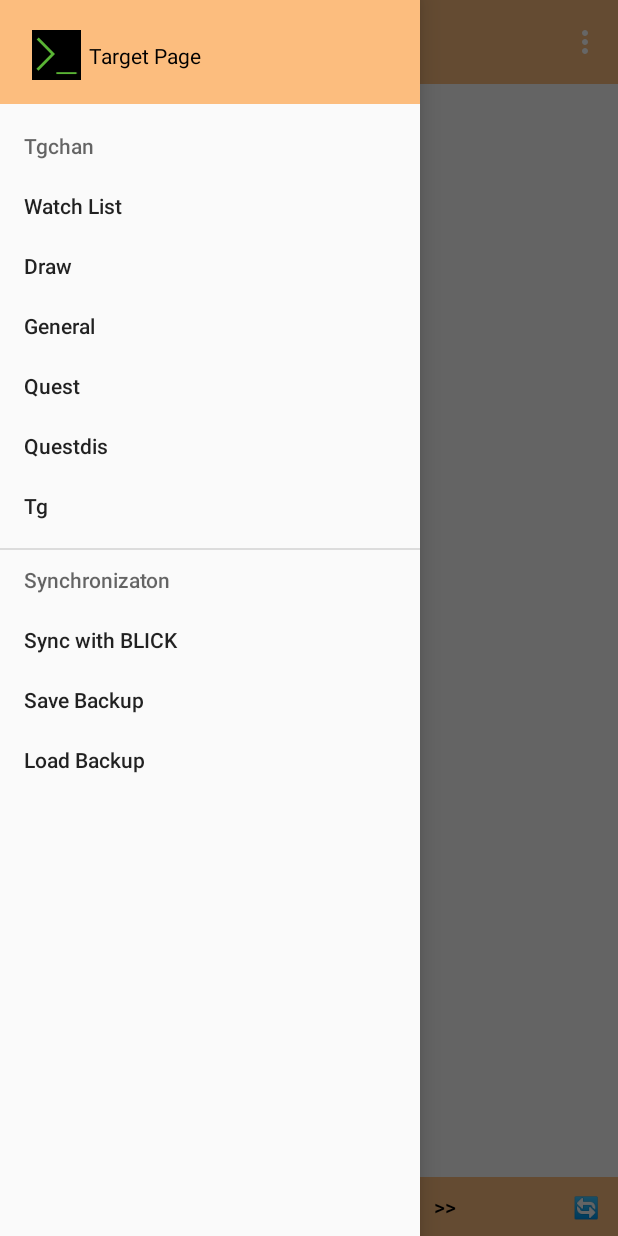
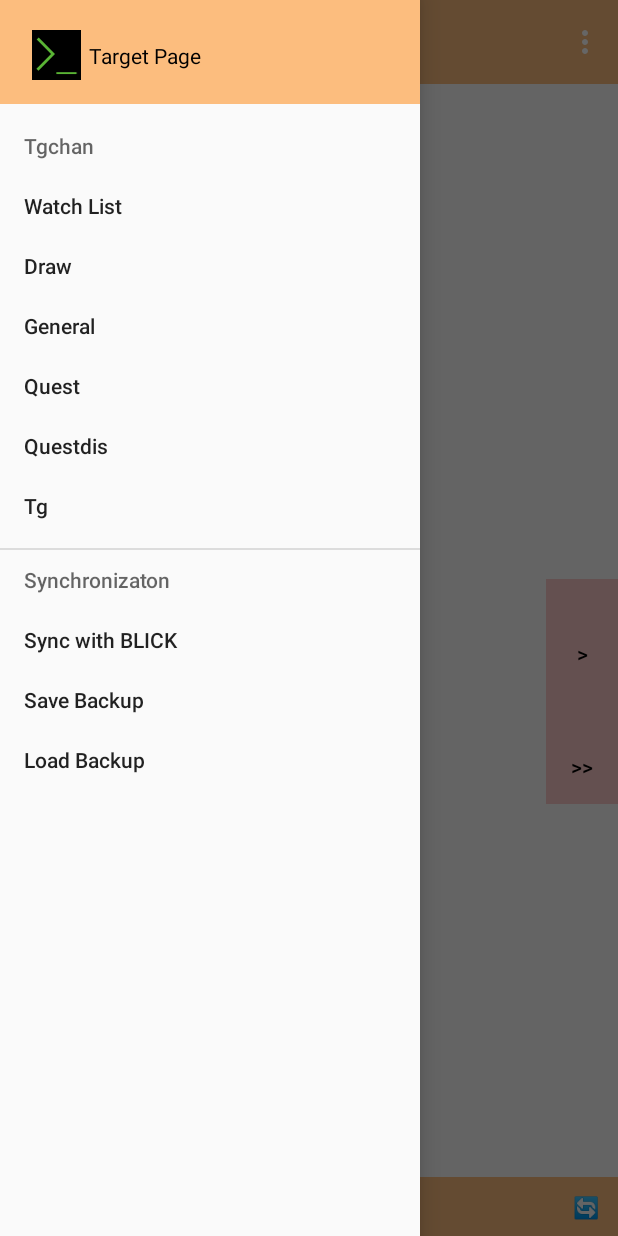
Before and after one commit to Dediggefedde/Questden_Blick_Reader, an Android app: the screen it shows after launch (MainActivity), with the side drawer open, on a phone screen of 412 x 824 dp. Run offline under Robolectric (Android 15) with nearby library versions, the phone set to English and light mode, and no system bars; our stand-ins replace Volley; libraries missing offline, so code that uses them is left out: com.github.javiersantos.appupdater; network calls fail; pictures from the network do not load; 1 statement that could not run was skipped.

Commit message:
layout change (button at sides) scroll mode image/posts preparation navigation button watch different color

```diff
--- a/app/src/main/java/de/dediggefedde/questden_blick_reader/DataClasses.kt
+++ b/app/src/main/java/de/dediggefedde/questden_blick_reader/DataClasses.kt
@@ -114,3 +114,10 @@ data class Navis(
     var prop: String,
     var navStat: Parcelable? = null
 )
+/**
+ *
+ */
+
+enum class ScrollMode{
+    ALL,IMAGES
+}
--- a/app/src/main/java/de/dediggefedde/questden_blick_reader/GUIListViewClasses.kt
+++ b/app/src/main/java/de/dediggefedde/questden_blick_reader/GUIListViewClasses.kt
@@ -148,10 +148,12 @@ class QuestDenListAdapter(val mContext: Context) :
                         if (mMain.toolbar.visibility == View.GONE) {
                             mMain.toolbar.visibility = View.VISIBLE
                             mMain.bottom_navigation.visibility = View.VISIBLE
+                            mMain.groupNavBut.visibility=View.VISIBLE
                         } else {
                             mMain.toolbar.visibility = View.GONE
                             mMain.bottom_navigation.visibility = View.GONE
                             mMain.tool_dropout.visibility = View.GONE
+                            mMain.groupNavBut.visibility=View.GONE
                         }
                     }
                 }
--- /dev/null
+++ b/app/src/main/res/drawable/item_sel.xml
@@ -0,0 +1,5 @@
+<?xml version="1.0" encoding="utf-8"?>
+<selector xmlns:android="http://schemas.android.com/apk/res/android">
+    <item android:drawable="@color/tapBtn" android:state_pressed="true"/>
+    <item android:drawable="@color/defBtn"/>
+</selector>
--- a/app/src/main/res/layout/activity_main.xml
+++ b/app/src/main/res/layout/activity_main.xml
@@ -13,6 +13,7 @@
         android:layout_height="match_parent"
         tools:context=".MainActivity">
 
+
         <androidx.recyclerview.widget.RecyclerView
             android:id="@+id/ingredients_list"
             android:layout_width="0dp"
@@ -25,10 +26,8 @@
             app:layout_constraintTop_toBottomOf="@+id/toolbar"
             app:layout_constraintVertical_bias="0.0" />
 
-
         <androidx.appcompat.widget.Toolbar
             android:id="@+id/toolbar"
-            app:titleTextColor="@color/colorAccent"
             android:layout_width="0dp"
             android:layout_height="wrap_content"
             android:background="@color/color_title_bg"
@@ -38,27 +37,28 @@
             app:layout_constraintStart_toStartOf="parent"
             app:layout_constraintTop_toTopOf="parent"
             app:navigationIcon="@android:drawable/ic_search_category_default"
-            app:title="@string/app_name" />
+            app:title="@string/app_name"
+            app:titleTextColor="@color/colorAccent" />
 
         <ImageView
             android:id="@+id/imageZoom"
             android:layout_width="0dp"
             android:layout_height="0dp"
             android:contentDescription="@string/img_zoom_desc"
-            app:srcCompat="@drawable/ic_questden"
             app:layout_constraintBottom_toTopOf="@+id/guideline3"
             app:layout_constraintEnd_toEndOf="@+id/ingredients_list"
             app:layout_constraintHorizontal_bias="0.0"
             app:layout_constraintStart_toStartOf="@+id/ingredients_list"
             app:layout_constraintTop_toTopOf="@+id/guideline"
-            app:layout_constraintVertical_bias="1.0" />
+            app:layout_constraintVertical_bias="1.0"
+            app:srcCompat="@drawable/ic_questden" />
 
         <androidx.constraintlayout.widget.Guideline
             android:id="@+id/guideline"
             android:layout_width="wrap_content"
             android:layout_height="wrap_content"
             android:orientation="horizontal"
-            app:layout_constraintGuide_percent="0.1" />
+            app:layout_constraintGuide_percent="0.65" />
 
         <androidx.constraintlayout.widget.Guideline
             android:id="@+id/guideline3"
@@ -85,12 +85,12 @@
         <ProgressBar
             android:id="@+id/progressBarUndet"
             style="@style/Widget.AppCompat.ProgressBar"
-            android:theme="@style/ProgressBarStyle"
             android:layout_width="150dp"
             android:layout_height="150dp"
             android:max="100"
             android:progress="50"
             android:rotation="-90"
+            android:theme="@style/ProgressBarStyle"
 
             app:layout_constraintBottom_toBottomOf="parent"
             app:layout_constraintEnd_toEndOf="parent"
@@ -101,11 +101,11 @@
             android:id="@+id/bottom_navigation"
             android:layout_width="0dp"
             android:layout_height="wrap_content"
+            android:background="@color/color_navigation_bg"
             android:gravity="center"
             android:orientation="horizontal"
             app:layout_constraintBottom_toTopOf="@+id/tool_dropout"
             app:layout_constraintEnd_toEndOf="parent"
-            android:background="@color/color_navigation_bg"
             app:layout_constraintStart_toStartOf="parent">
 
             <Button
@@ -123,51 +123,12 @@
                 android:layout_height="wrap_content"
                 android:layout_weight="1" />
 
-            <Button
-                android:id="@+id/button4"
-                style="?android:attr/buttonBarButtonStyle"
-                android:layout_width="wrap_content"
-                android:layout_height="wrap_content"
-                android:minWidth="48dp"
-                android:minHeight="0dp"
-                android:onClick="btnFirstButton"
-                android:text="@string/Bot_Nav_first" />
-
-            <Button
-                android:id="@+id/btn_prev"
-                style="?android:attr/buttonBarButtonStyle"
-                android:layout_width="wrap_content"
-                android:layout_height="wrap_content"
-                android:minWidth="48dp"
-                android:minHeight="0dp"
-                android:onClick="btnPrevButton"
-                android:text="@string/Bot_Nav_prev" />
-
             <TextView
                 android:id="@+id/tx_position"
                 android:layout_width="wrap_content"
                 android:layout_height="wrap_content"
+                android:onClick="btnSkipModeChange"
                 android:text="@string/main_position" />
-
-            <Button
-                android:id="@+id/btn_next"
-                style="?android:attr/buttonBarButtonStyle"
-                android:layout_width="wrap_content"
-                android:layout_height="wrap_content"
-                android:minWidth="48dp"
-                android:minHeight="0dp"
-                android:onClick="btnNextButton"
-                android:text="@string/Bot_Nav_next" />
-
-            <Button
-                android:id="@+id/btn_last"
-                style="?android:attr/buttonBarButtonStyle"
-                android:layout_width="wrap_content"
-                android:layout_height="wrap_content"
-                android:minWidth="48dp"
-                android:minHeight="0dp"
-                android:onClick="btnLastButton"
-                android:text="@string/Bot_Nav_Last" />
 
             <Space
                 android:layout_width="wrap_content"
@@ -211,10 +172,10 @@
             android:id="@+id/tool_dropout"
             android:layout_width="0dp"
             android:layout_height="wrap_content"
+            android:background="@color/color_navigation_bg"
             android:gravity="start"
             android:orientation="horizontal"
             android:visibility="gone"
-            android:background="@color/color_navigation_bg"
             app:layout_constraintBottom_toBottomOf="parent"
             app:layout_constraintEnd_toEndOf="parent"
             app:layout_constraintStart_toStartOf="parent">
@@ -225,12 +186,12 @@
                 style="?android:attr/buttonBarButtonStyle"
                 android:layout_width="wrap_content"
                 android:layout_height="match_parent"
+                android:contentDescription="@string/main_btnOnlyPics_descr"
                 android:minWidth="0dp"
                 android:minHeight="0dp"
+                android:onClick="btnToggleOnlyPictures"
                 android:scaleType="fitCenter"
-                android:onClick="btnToggleOnlyPictures"
-                app:srcCompat="@drawable/ic_inclnonimg"
-                android:contentDescription="@string/main_btnOnlyPics_descr" />
+                app:srcCompat="@drawable/ic_inclnonimg" />
 
 
             <Button
@@ -265,9 +226,73 @@
 
         </LinearLayout>
 
+        <Button
+            android:id="@+id/btn_prev"
+            style="?android:attr/buttonBarButtonStyle"
+            android:background="@drawable/item_sel"
+            android:layout_width="wrap_content"
+            android:layout_height="wrap_content"
+            android:minWidth="48dp"
+            android:minHeight="100dp"
+            android:onClick="btnPrevButton"
+            android:text="@string/Bot_Nav_prev"
+            app:layout_constraintBottom_toTopOf="@+id/button4"
+            app:layout_constraintStart_toStartOf="parent"
+            app:layout_constraintTop_toTopOf="@+id/ingredients_list"
+            app:layout_constraintVertical_bias="1.0" />
+
+        <Button
+            android:id="@+id/btn_last"
+            style="?android:attr/buttonBarButtonStyle"
+            android:layout_width="wrap_content"
+            android:layout_height="wrap_content"
+            android:background="@drawable/item_sel"
+            android:minWidth="48dp"
+            android:minHeight="50dp"
+            android:onClick="btnLastButton"
+            android:text="@string/Bot_Nav_Last"
+            app:layout_constraintBottom_toTopOf="@+id/bottom_navigation"
+            app:layout_constraintEnd_toEndOf="parent"
+            app:layout_constraintTop_toTopOf="@+id/ingredients_list"
+            app:layout_constraintVertical_bias="0.634" />
+
+        <Button
+            android:id="@+id/btn_next"
+            style="?android:attr/buttonBarButtonStyle"
+            android:layout_width="wrap_content"
+            android:layout_height="wrap_content"
+            android:background="@drawable/item_sel"
+            android:minWidth="48dp"
+            android:minHeight="100dp"
+            android:onClick="btnNextButton"
+            android:text="@string/Bot_Nav_next"
+            app:layout_constraintBottom_toTopOf="@+id/btn_last"
+            app:layout_constraintEnd_toEndOf="parent"
+            app:layout_constraintTop_toBottomOf="@+id/toolbar"
+            app:layout_constraintVertical_bias="1.0" />
+
         <!--        </androidx.drawerlayout.widget.DrawerLayout>-->
 
+        <Button
+            android:id="@+id/button4"
+            style="?android:attr/buttonBarButtonStyle"
+            android:layout_width="wrap_content"
+            android:layout_height="wrap_content"
+            android:background="@drawable/item_sel"
+            android:minWidth="48dp"
+            android:minHeight="50dp"
+            android:onClick="btnFirstButton"
+            android:text="@string/Bot_Nav_first"
+            app:layout_constraintBottom_toTopOf="@+id/bottom_navigation"
+            app:layout_constraintStart_toStartOf="parent"
+            app:layout_constraintTop_toBottomOf="@+id/toolbar"
+            app:layout_constraintVertical_bias="0.634" />
 
+        <androidx.constraintlayout.widget.Group
+            android:id="@+id/groupNavBut"
+            android:layout_width="wrap_content"
+            android:layout_height="wrap_content"
+            app:constraint_referenced_ids="btn_prev,button4,btn_next,btn_last" />
 
     </androidx.constraintlayout.widget.ConstraintLayout>
 
--- a/app/src/main/res/menu/drawer_menu.xml
+++ b/app/src/main/res/menu/drawer_menu.xml
@@ -6,7 +6,8 @@
         <menu>
             <item
                 android:id="@+id/menu_watch_open"
-                android:title="@string/nav_watchlist_open" />
+                android:title="@string/nav_watchlist_open"
+                />
             <item
                 android:id="@+id/menu_draw"
                 android:title="@string/nav_pages_draw"/>
--- a/app/src/main/res/menu/menu_sorting.xml
+++ b/app/src/main/res/menu/menu_sorting.xml
@@ -1,6 +1,7 @@
 <?xml version="1.0" encoding="utf-8"?>
 <menu xmlns:android="http://schemas.android.com/apk/res/android"
-    xmlns:app="http://schemas.android.com/apk/res-auto">
+    xmlns:app="http://schemas.android.com/apk/res-auto"
+    android:id="@+id/menu_sorting">
     <item
         android:id="@+id/menu_sort_date"
         android:title="@string/menu_sort_date"
--- a/app/src/main/res/values/colors.xml
+++ b/app/src/main/res/values/colors.xml
@@ -18,4 +18,6 @@
     <color name="color_syncHeader_bg">#FCBD7E</color>
     <color name="color_title_bg">#FCBD7E</color>
     <color name="color_header_bg">#FCBD7E</color>
+    <color name="tapBtn">#7f00</color>
+    <color name="defBtn">#3f00</color>
 </resources>
--- a/app/src/main/res/values/strings.xml
+++ b/app/src/main/res/values/strings.xml
@@ -46,7 +46,7 @@
     <string name="nav_watchlist">Watch List</string>
     <string name="nav_watchlist_update">Update</string>
     <string name="menu_reader_sync">Sync with BLICK</string>
-    <string name="CurPos">%d/%d</string>
+    <string name="CurPos">%s %d/%d</string>
     <string name="increaseFont">A+</string>
     <string name="SFWQuestion">SFW?</string>
     <string name="SFW">SFW</string>
```
Also changed, not shown: app/src/main/java/de/dediggefedde/questden_blick_reader/MainActivity.kt (+52 -18 lines). Lines whose indentation alone changed are shown as unchanged.
